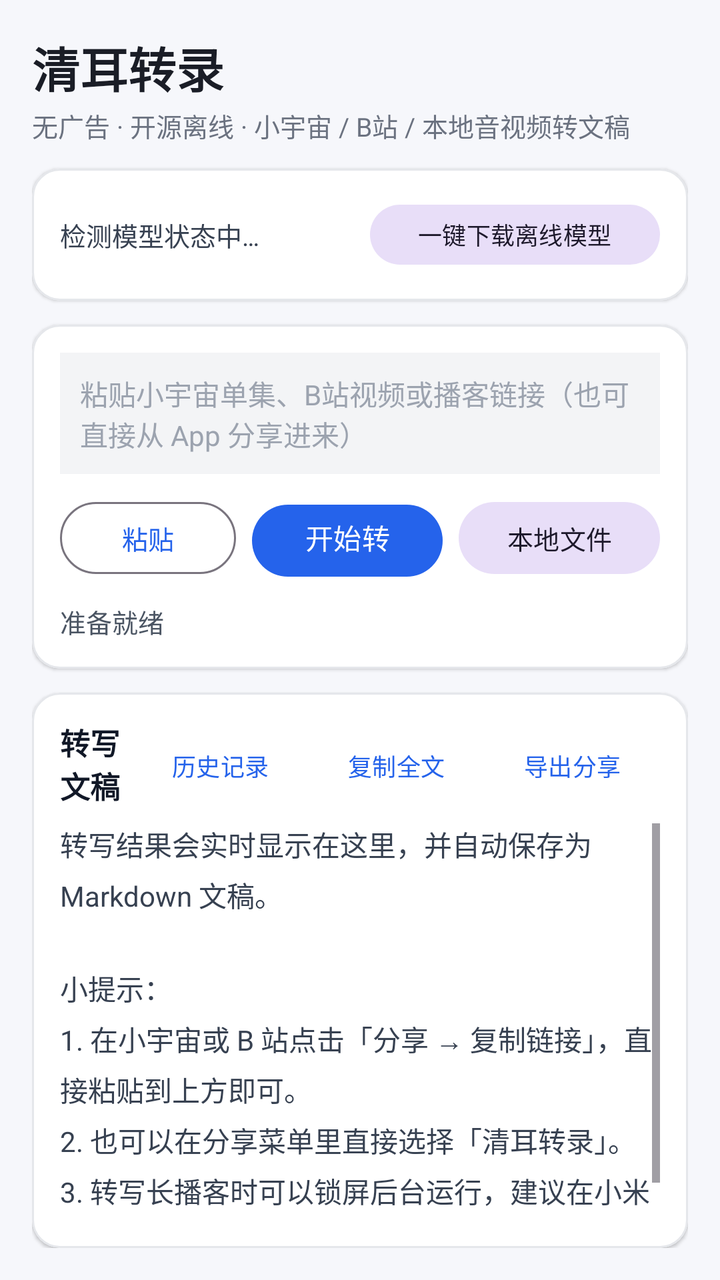
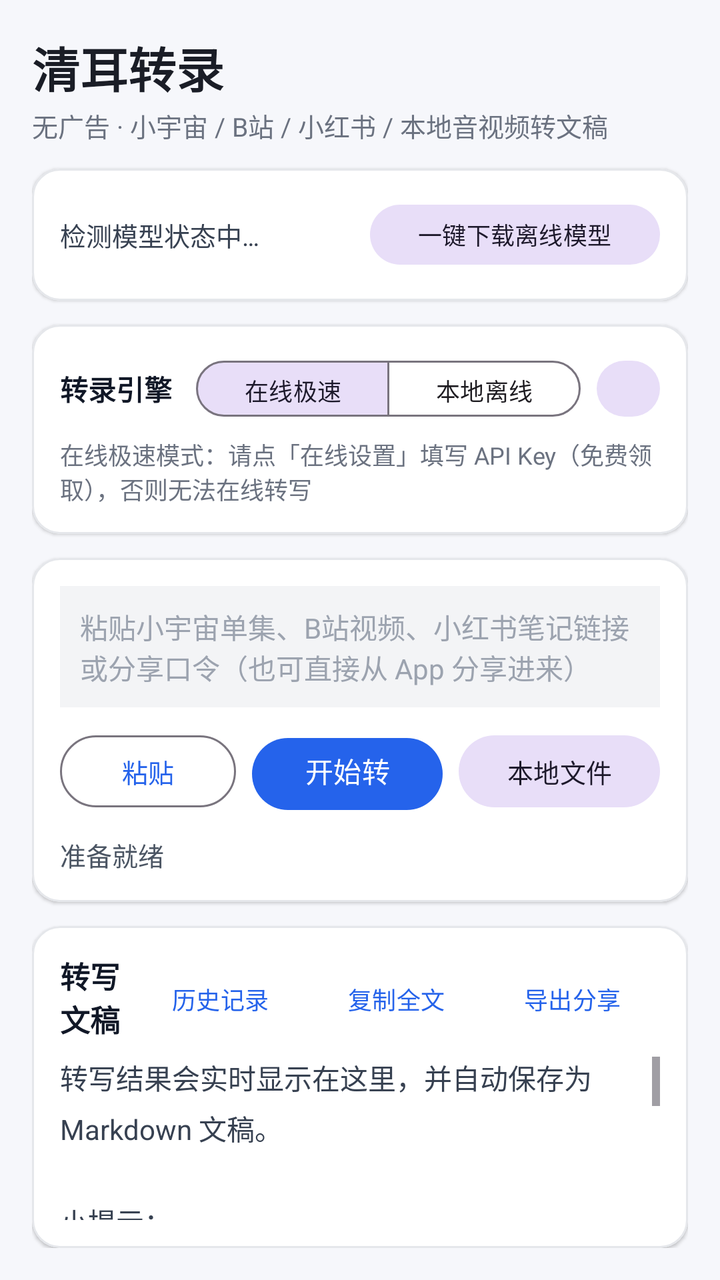

Before-and-after screenshots of an Android layout around one commit, followed by the original layout XML and the change that was made.
<!-- AndroidManifest.xml: application theme Theme.QingErTranscriber -->
<!-- res/layout/activity_main.xml -->
<?xml version="1.0" encoding="utf-8"?>
<LinearLayout xmlns:android="http://schemas.android.com/apk/res/android"
    xmlns:app="http://schemas.android.com/apk/res-auto"
    android:layout_width="match_parent"
    android:layout_height="match_parent"
    android:background="#F6F7FB"
    android:orientation="vertical"
    android:padding="16dp">

    <TextView
        android:layout_width="match_parent"
        android:layout_height="wrap_content"
        android:text="清耳转录"
        android:textColor="#1A1D26"
        android:textSize="24sp"
        android:textStyle="bold" />

    <TextView
        android:layout_width="match_parent"
        android:layout_height="wrap_content"
        android:layout_marginTop="2dp"
        android:layout_marginBottom="12dp"
        android:text="无广告 · 开源离线 · 小宇宙 / B站 / 本地音视频转文稿"
        android:textColor="#6B7280"
        android:textSize="13sp" />

    
    <com.google.android.material.card.MaterialCardView
        android:layout_width="match_parent"
        android:layout_height="wrap_content"
        android:layout_marginBottom="12dp"
        app:cardBackgroundColor="#FFFFFF"
        app:cardCornerRadius="14dp"
        app:cardElevation="1dp"
        app:strokeColor="#E5E7EB"
        app:strokeWidth="1dp">

        <LinearLayout
            android:layout_width="match_parent"
            android:layout_height="wrap_content"
            android:orientation="vertical"
            android:padding="14dp">

            <LinearLayout
                android:layout_width="match_parent"
                android:layout_height="wrap_content"
                android:gravity="center_vertical"
                android:orientation="horizontal">

                <TextView
                    android:id="@+id/tvModelStatus"
                    android:layout_width="0dp"
                    android:layout_height="wrap_content"
                    android:layout_weight="1"
                    android:text="检测模型状态中…"
                    android:textColor="#374151"
                    android:textSize="13sp" />

                <com.google.android.material.button.MaterialButton
                    android:id="@+id/btnDownloadModel"
                    style="@style/Widget.Material3.Button.TonalButton"
                    android:layout_width="wrap_content"
                    android:layout_height="38dp"
                    android:layout_marginStart="8dp"
                    android:text="一键下载离线模型"
                    android:textSize="12sp" />
            </LinearLayout>

            <ProgressBar
                android:id="@+id/pbModel"
                style="?android:attr/progressBarStyleHorizontal"
                android:layout_width="match_parent"
                android:layout_height="6dp"
                android:layout_marginTop="8dp"
                android:max="100"
                android:visibility="gone" />
        </LinearLayout>
    </com.google.android.material.card.MaterialCardView>

    
    <com.google.android.material.card.MaterialCardView
        android:layout_width="match_parent"
        android:layout_height="wrap_content"
        android:layout_marginBottom="12dp"
        app:cardBackgroundColor="#FFFFFF"
        app:cardCornerRadius="14dp"
        app:cardElevation="1dp"
        app:strokeColor="#E5E7EB"
        app:strokeWidth="1dp">

        <LinearLayout
            android:layout_width="match_parent"
            android:layout_height="wrap_content"
            android:orientation="vertical"
            android:padding="14dp">

            <EditText
                android:id="@+id/etUrl"
                android:layout_width="match_parent"
                android:layout_height="wrap_content"
                android:background="#F3F4F6"
                android:gravity="top|start"
                android:hint="粘贴小宇宙单集、B站视频或播客链接（也可直接从 App 分享进来）"
                android:inputType="textMultiLine|textUri"
                android:minLines="2"
                android:maxLines="4"
                android:padding="10dp"
                android:textColor="#111827"
                android:textColorHint="#9CA3AF"
                android:textSize="14sp" />

            <LinearLayout
                android:layout_width="match_parent"
                android:layout_height="wrap_content"
                android:layout_marginTop="10dp"
                android:orientation="horizontal">

                <com.google.android.material.button.MaterialButton
                    android:id="@+id/btnPaste"
                    style="@style/Widget.Material3.Button.OutlinedButton"
                    android:layout_width="wrap_content"
                    android:layout_height="44dp"
                    android:text="粘贴"
                    android:textSize="13sp" />

                <com.google.android.material.button.MaterialButton
                    android:id="@+id/btnStartUrl"
                    android:layout_width="0dp"
                    android:layout_height="44dp"
                    android:layout_marginStart="8dp"
                    android:layout_weight="1"
                    android:text="开始转录链接"
                    android:textSize="14sp" />

                <com.google.android.material.button.MaterialButton
                    android:id="@+id/btnPickFile"
                    style="@style/Widget.Material3.Button.TonalButton"
                    android:layout_width="wrap_content"
                    android:layout_height="44dp"
                    android:layout_marginStart="8dp"
                    android:text="本地文件"
                    android:textSize="13sp" />
            </LinearLayout>

            <LinearLayout
                android:layout_width="match_parent"
                android:layout_height="wrap_content"
                android:layout_marginTop="10dp"
                android:gravity="center_vertical"
                android:orientation="horizontal">

                <TextView
                    android:id="@+id/tvTaskStatus"
                    android:layout_width="0dp"
                    android:layout_height="wrap_content"
                    android:layout_weight="1"
                    android:text="准备就绪"
                    android:textColor="#4B5563"
                    android:textSize="13sp" />

                <com.google.android.material.button.MaterialButton
                    android:id="@+id/btnStop"
                    style="@style/Widget.Material3.Button.OutlinedButton"
                    android:layout_width="wrap_content"
                    android:layout_height="36dp"
                    android:text="停止"
                    android:textColor="#DC2626"
                    android:textSize="12sp"
                    android:visibility="gone" />
            </LinearLayout>

            <ProgressBar
                android:id="@+id/pbTask"
                style="?android:attr/progressBarStyleHorizontal"
                android:layout_width="match_parent"
                android:layout_height="6dp"
                android:layout_marginTop="6dp"
                android:max="100"
                android:visibility="gone" />
        </LinearLayout>
    </com.google.android.material.card.MaterialCardView>

    
    <com.google.android.material.card.MaterialCardView
        android:layout_width="match_parent"
        android:layout_height="0dp"
        android:layout_weight="1"
        app:cardBackgroundColor="#FFFFFF"
        app:cardCornerRadius="14dp"
        app:cardElevation="1dp"
        app:strokeColor="#E5E7EB"
        app:strokeWidth="1dp">

        <LinearLayout
            android:layout_width="match_parent"
            android:layout_height="match_parent"
            android:orientation="vertical"
            android:padding="14dp">

            <LinearLayout
                android:layout_width="match_parent"
                android:layout_height="wrap_content"
                android:gravity="center_vertical"
                android:orientation="horizontal">

                <TextView
                    android:layout_width="0dp"
                    android:layout_height="wrap_content"
                    android:layout_weight="1"
                    android:text="转写文稿"
                    android:textColor="#111827"
                    android:textSize="15sp"
                    android:textStyle="bold" />

                <com.google.android.material.button.MaterialButton
                    android:id="@+id/btnHistory"
                    style="@style/Widget.Material3.Button.TextButton"
                    android:layout_width="wrap_content"
                    android:layout_height="36dp"
                    android:text="历史记录"
                    android:textSize="12sp" />

                <com.google.android.material.button.MaterialButton
                    android:id="@+id/btnCopy"
                    style="@style/Widget.Material3.Button.TextButton"
                    android:layout_width="wrap_content"
                    android:layout_height="36dp"
                    android:text="复制全文"
                    android:textSize="12sp" />

                <com.google.android.material.button.MaterialButton
                    android:id="@+id/btnShare"
                    style="@style/Widget.Material3.Button.TextButton"
                    android:layout_width="wrap_content"
                    android:layout_height="36dp"
                    android:text="导出分享"
                    android:textSize="12sp" />
            </LinearLayout>

            <ScrollView
                android:layout_width="match_parent"
                android:layout_height="0dp"
                android:layout_marginTop="8dp"
                android:layout_weight="1">

                <TextView
                    android:id="@+id/tvTranscript"
                    android:layout_width="match_parent"
                    android:layout_height="wrap_content"
                    android:lineSpacingExtra="5dp"
                    android:text="转写结果会实时显示在这里，并自动保存为 Markdown 文稿。\n\n小提示：\n1. 在小宇宙或 B 站点击「分享 → 复制链接」，直接粘贴到上方即可。\n2. 也可以在分享菜单里直接选择「清耳转录」。\n3. 转写长播客时可以锁屏后台运行，建议在小米设置中将本应用省电策略设为「无限制」。"
                    android:textColor="#374151"
                    android:textIsSelectable="true"
                    android:textSize="14sp" />
            </ScrollView>
        </LinearLayout>
    </com.google.android.material.card.MaterialCardView>
</LinearLayout>
<!-- resources referenced by this layout -->
<resources>
  <style name="Theme.QingErTranscriber" parent="Theme.Material3.Light.NoActionBar">
          <item name="colorPrimary">#2563EB</item>
          <item name="colorOnPrimary">#FFFFFF</item>
          <item name="android:statusBarColor">#F6F7FB</item>
          <item name="android:windowLightStatusBar">true</item>
      </style>
</resources>

<!-- the commit's change to res/layout/activity_main.xml (unified diff, before → after) -->
@@ -20,7 +20,7 @@
         android:layout_height="wrap_content"
         android:layout_marginTop="2dp"
         android:layout_marginBottom="12dp"
-        android:text="无广告 · 开源离线 · 小宇宙 / B站 / 本地音视频转文稿"
+        android:text="无广告 · 小宇宙 / B站 / 小红书 / 本地音视频转文稿"
         android:textColor="#6B7280"
         android:textSize="13sp" />
 
@@ -94,13 +94,91 @@
             android:orientation="vertical"
             android:padding="14dp">
 
+            <LinearLayout
+                android:layout_width="match_parent"
+                android:layout_height="wrap_content"
+                android:gravity="center_vertical"
+                android:orientation="horizontal">
+
+                <TextView
+                    android:layout_width="wrap_content"
+                    android:layout_height="wrap_content"
+                    android:text="转录引擎"
+                    android:textColor="#111827"
+                    android:textSize="14sp"
+                    android:textStyle="bold" />
+
+                <com.google.android.material.button.MaterialButtonToggleGroup
+                    android:id="@+id/toggleEngine"
+                    android:layout_width="wrap_content"
+                    android:layout_height="wrap_content"
+                    android:layout_marginStart="12dp"
+                    app:checkedButton="@id/btnModeOnline"
+                    app:selectionRequired="true"
+                    app:singleSelection="true">
+
+                    <com.google.android.material.button.MaterialButton
+                        android:id="@+id/btnModeOnline"
+                        style="@style/Widget.Material3.Button.OutlinedButton"
+                        android:layout_width="wrap_content"
+                        android:layout_height="36dp"
+                        android:text="在线极速"
+                        android:textSize="12sp" />
+
+                    <com.google.android.material.button.MaterialButton
+                        android:id="@+id/btnModeOffline"
+                        style="@style/Widget.Material3.Button.OutlinedButton"
+                        android:layout_width="wrap_content"
+                        android:layout_height="36dp"
+                        android:text="本地离线"
+                        android:textSize="12sp" />
+                </com.google.android.material.button.MaterialButtonToggleGroup>
+
+                <com.google.android.material.button.MaterialButton
+                    android:id="@+id/btnOnlineSettings"
+                    style="@style/Widget.Material3.Button.TonalButton"
+                    android:layout_width="wrap_content"
+                    android:layout_height="36dp"
+                    android:layout_marginStart="8dp"
+                    android:text="在线设置"
+                    android:textSize="12sp" />
+            </LinearLayout>
+
+            <TextView
+                android:id="@+id/tvEngineHint"
+                android:layout_width="match_parent"
+                android:layout_height="wrap_content"
+                android:layout_marginTop="6dp"
+                android:text="在线极速模式：请点「在线设置」填写 API Key（免费领取），否则无法在线转写"
+                android:textColor="#6B7280"
+                android:textSize="12sp" />
+        </LinearLayout>
+    </com.google.android.material.card.MaterialCardView>
+
+    
+    <com.google.android.material.card.MaterialCardView
+        android:layout_width="match_parent"
+        android:layout_height="wrap_content"
+        android:layout_marginBottom="12dp"
+        app:cardBackgroundColor="#FFFFFF"
+        app:cardCornerRadius="14dp"
+        app:cardElevation="1dp"
+        app:strokeColor="#E5E7EB"
+        app:strokeWidth="1dp">
+
+        <LinearLayout
+            android:layout_width="match_parent"
+            android:layout_height="wrap_content"
+            android:orientation="vertical"
+            android:padding="14dp">
+
             <EditText
                 android:id="@+id/etUrl"
                 android:layout_width="match_parent"
                 android:layout_height="wrap_content"
                 android:background="#F3F4F6"
                 android:gravity="top|start"
-                android:hint="粘贴小宇宙单集、B站视频或播客链接（也可直接从 App 分享进来）"
+                android:hint="粘贴小宇宙单集、B站视频、小红书笔记链接或分享口令（也可直接从 App 分享进来）"
                 android:inputType="textMultiLine|textUri"
                 android:minLines="2"
                 android:maxLines="4"
@@ -248,7 +326,7 @@
                     android:layout_width="match_parent"
                     android:layout_height="wrap_content"
                     android:lineSpacingExtra="5dp"
-                    android:text="转写结果会实时显示在这里，并自动保存为 Markdown 文稿。\n\n小提示：\n1. 在小宇宙或 B 站点击「分享 → 复制链接」，直接粘贴到上方即可。\n2. 也可以在分享菜单里直接选择「清耳转录」。\n3. 转写长播客时可以锁屏后台运行，建议在小米设置中将本应用省电策略设为「无限制」。"
+                    android:text="转写结果会实时显示在这里，并自动保存为 Markdown 文稿。\n\n小提示：\n1. 在小宇宙、B 站或小红书点击「分享 → 复制链接」，直接粘贴到上方即可。\n2. 也可以在分享菜单里直接选择「清耳转录」。\n3. 转写长播客时可以锁屏后台运行，建议在小米设置中将本应用省电策略设为「无限制」。\n4. 在线极速模式（硅基流动免费接口）速度比本地离线快很多，断网时可一键切回本地离线。"
                     android:textColor="#374151"
                     android:textIsSelectable="true"
                     android:textSize="14sp" />
